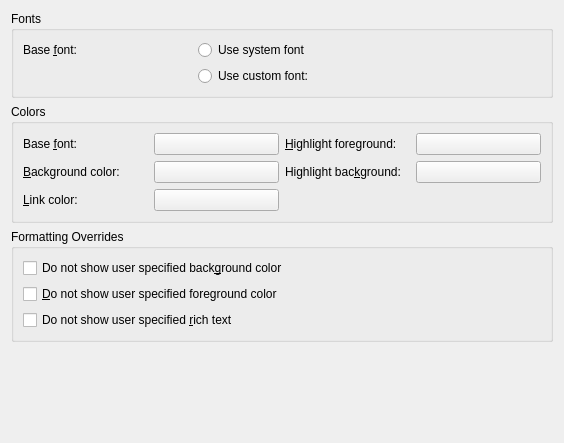
Qt form kopete/config/chatwindow/chatwindowconfig_colors.ui (KDE/kopete) before a commit.
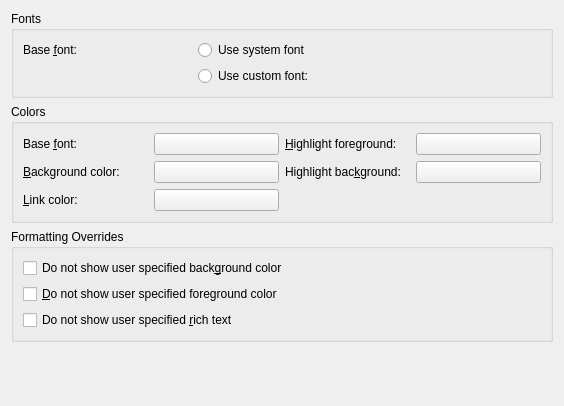
The same form after that commit. Custom widgets are drawn as their Qt base class.

Diff of the .ui file:
```diff
--- a/kopete/config/chatwindow/chatwindowconfig_colors.ui
+++ b/kopete/config/chatwindow/chatwindowconfig_colors.ui
@@ -1,12 +1,12 @@
 <ui version="4.0" >
  <class>ChatWindowConfig_Colors</class>
- <widget class="QWidget" name="ChatWindowConfig_Colors" >
-  <property name="geometry" >
+ <widget class="QWidget" name="ChatWindowConfig_Colors">
+  <property name="geometry">
    <rect>
     <x>0</x>
     <y>0</y>
     <width>564</width>
-    <height>443</height>
+    <height>406</height>
    </rect>
   </property>
   <layout class="QVBoxLayout" name="verticalLayout" >
@@ -253,10 +253,10 @@
      <property name="orientation" >
       <enum>Qt::Vertical</enum>
      </property>
-     <property name="sizeHint" stdset="0" >
+     <property name="sizeHint" stdset="0">
       <size>
        <width>20</width>
-       <height>40</height>
+       <height>0</height>
       </size>
      </property>
     </spacer>
```
Left out of the diff: 199 changed lines with no effect on the pictures.
